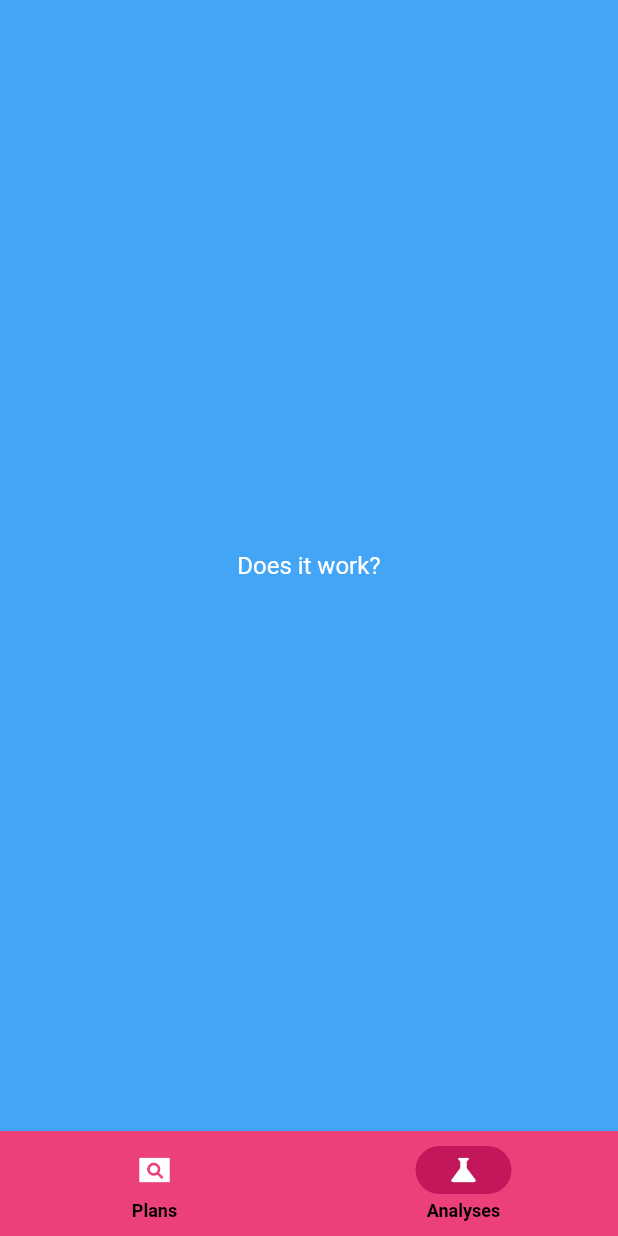
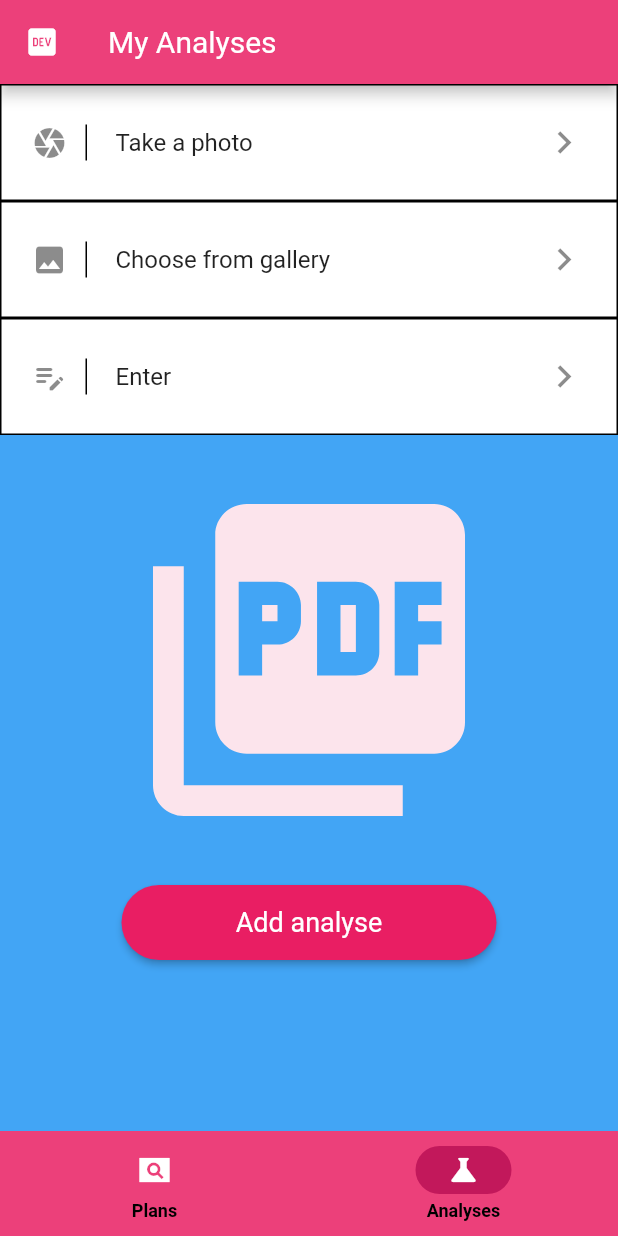
Before and after one commit to assanbayg/helzy, a Flutter app: the NavigationBarScreen screen opened by its route, item 2 of the bottom bar chosen, on a phone screen of 412 x 824 dp. Run offline on Flutter 3.47's test engine with Material 2 defaults, Android fonts, the phone set to English and light mode, and no system bars.

Commit message:
added analyses screen, list tile

```diff
--- a/lib/main.dart
+++ b/lib/main.dart
@@ -6,6 +6,7 @@ import './screens/main_screen.dart';
 import './screens/login_screen.dart';
 import './screens/sign_up_screen.dart';
 import './screens/plans_screen.dart';
+import './screens/analyse_screen.dart';
 
 void main() {
   runApp(const MyApp());
@@ -27,6 +28,7 @@ class MyApp extends StatelessWidget {
         LoginScreen.routeName: (context) => const LoginScreen(),
         SignUpScreen.routeName: (context) => const SignUpScreen(),
         PlansScreen.routeName: (context) => const PlansScreen(),
+        AnalysesScreen.routeName: (context) => const AnalysesScreen(),
       },
     );
   }
--- /dev/null
+++ b/lib/screens/analyse_screen.dart
@@ -0,0 +1,51 @@
+import 'package:flutter/material.dart';
+
+import '../widgets/my_app_bar.dart';
+import '../widgets/analyse_list_tile.dart';
+
+class AnalysesScreen extends StatelessWidget {
+  static const routeName = '/analyses';
+
+  const AnalysesScreen({super.key});
+  @override
+  Widget build(BuildContext context) {
+    ThemeData theme = Theme.of(context);
+    return Scaffold(
+      appBar: MyAppBar(
+        theme: theme,
+        title: 'My Analyses',
+      ),
+      body: Column(
+        children: [
+          Column(
+            children: const [
+              AnalyseListTile(
+                icon: Icon(Icons.camera),
+                title: 'Take a photo',
+              ),
+              AnalyseListTile(
+                icon: Icon(Icons.photo),
+                title: 'Choose from gallery',
+              ),
+              AnalyseListTile(
+                icon: Icon(Icons.edit_note_rounded),
+                title: 'Enter',
+              ),
+            ],
+          ),
+          const SizedBox(height: 25),
+          Icon(
+            Icons.picture_as_pdf,
+            color: Colors.pink.shade50,
+            size: 250,
+          ),
+          const SizedBox(height: 25),
+          ElevatedButton(
+            onPressed: () {},
+            child: const Text('Add analyse'),
+          )
+        ],
+      ),
+    );
+  }
+}
--- a/lib/screens/navigation_bar.dart
+++ b/lib/screens/navigation_bar.dart
@@ -1,6 +1,7 @@
 import 'package:flutter/material.dart';
 
 import './plans_screen.dart';
+import './analyse_screen.dart';
 
 class NavigationBarScreen extends StatefulWidget {
   static const routeName = '/nav-bar';
@@ -14,9 +15,7 @@ class _NavigationBarScreenState extends State<NavigationBarScreen> {
   var selectedIndex = 0;
   static const List<Widget> screens = [
     PlansScreen(),
-    Center(
-      child: Text('Does it work?'),
-    ),
+    AnalysesScreen(),
   ];
 
   @override
--- /dev/null
+++ b/lib/widgets/analyse_list_tile.dart
@@ -0,0 +1,39 @@
+import 'package:flutter/material.dart';
+
+class AnalyseListTile extends StatelessWidget {
+  final Icon icon;
+  final String title;
+
+  const AnalyseListTile({
+    super.key,
+    required this.icon,
+    required this.title,
+  });
+  @override
+  Widget build(BuildContext context) {
+    return Container(
+      //margin: const EdgeInsets.symmetric(horizontal: 4),
+      decoration: BoxDecoration(
+        color: Colors.white,
+        border: Border.all(
+          width: 1,
+        ),
+        //borderRadius: BorderRadius.circular(8),
+      ),
+      child: ListTile(
+        contentPadding:
+            const EdgeInsets.symmetric(horizontal: 20, vertical: 10),
+        leading: Container(
+          padding: const EdgeInsets.only(right: 12.0),
+          decoration:
+              const BoxDecoration(border: Border(right: BorderSide(width: 1))),
+          child: icon,
+        ),
+        title: Text(title),
+        trailing: const Icon(Icons.keyboard_arrow_right, size: 30.0),
+        //tileColor: Colors.blue.shade200,
+        hoverColor: Colors.blueGrey,
+      ),
+    );
+  }
+}
--- a/lib/widgets/my_app_bar.dart
+++ b/lib/widgets/my_app_bar.dart
@@ -1,13 +1,13 @@
 import 'package:flutter/material.dart';
 
 class MyAppBar extends StatelessWidget with PreferredSizeWidget {
+  final ThemeData theme;
+  final String title;
   const MyAppBar({
     super.key,
     required this.theme,
+    required this.title,
   });
-
-  final ThemeData theme;
-
   @override
   Size get preferredSize => const Size.fromHeight(kToolbarHeight);
 
@@ -15,7 +15,7 @@ class MyAppBar extends StatelessWidget with PreferredSizeWidget {
   Widget build(BuildContext context) {
     return AppBar(
       leading: const Icon(Icons.logo_dev),
-      title: const Text('Helzy'),
+      title: Text(title),
       backgroundColor: theme.primaryColor,
     );
   }
```
Also changed, not shown: lib/screens/plans_screen.dart (+4 -5 lines), lib/screens/sign_up_screen.dart (+29 -11 lines), pubspec.lock.
